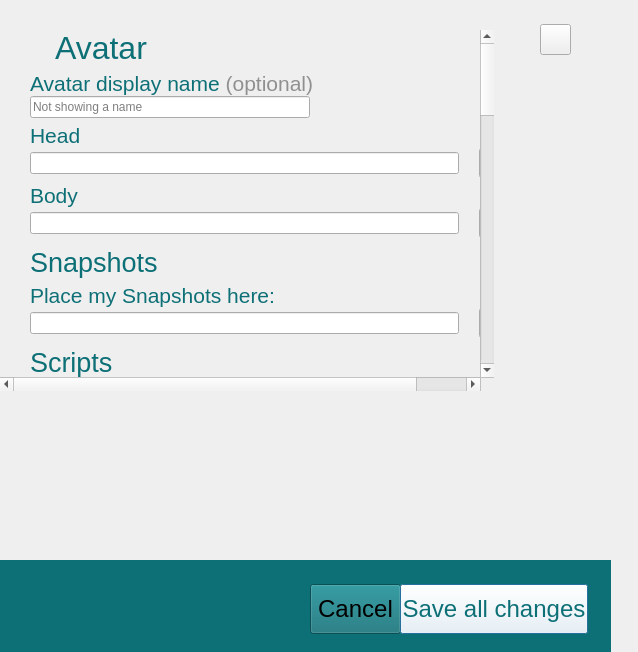
This is interface/ui/preferencesDialog.ui in vircadia/vircadia-native-core as Qt 5 draws it before an edit. The edited form follows.
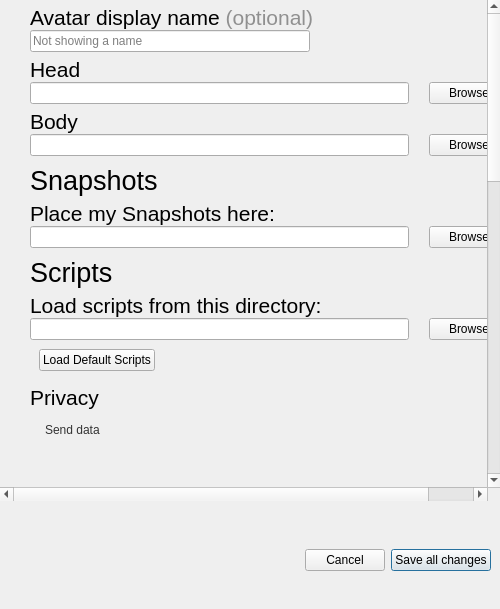
This is the edited form. Custom widgets are drawn as their Qt base class.

Patch:
```diff
--- a/interface/ui/preferencesDialog.ui
+++ b/interface/ui/preferencesDialog.ui
@@ -1,13 +1,13 @@
 <?xml version="1.0" encoding="UTF-8"?>
 <ui version="4.0">
  <class>PreferencesDialog</class>
- <widget class="FramelessDialog" name="PreferencesDialog">
+ <widget class="QDialog" name="PreferencesDialog">
   <property name="geometry">
    <rect>
     <x>0</x>
     <y>0</y>
-    <width>638</width>
-    <height>652</height>
+    <width>500</width>
+    <height>609</height>
    </rect>
   </property>
   <property name="sizePolicy">
@@ -18,124 +18,23 @@
   </property>
   <property name="minimumSize">
    <size>
-    <width>610</width>
+    <width>500</width>
     <height>0</height>
    </size>
   </property>
-  <property name="windowOpacity">
-   <double>0.950000000000000</double>
-  </property>
-  <widget class="QWidget" name="buttonsPanel" native="true">
-   <property name="geometry">
-    <rect>
-     <x>0</x>
-     <y>560</y>
-     <width>611</width>
-     <height>97</height>
-    </rect>
-   </property>
-   <property name="sizePolicy">
-    <sizepolicy hsizetype="Preferred" vsizetype="Fixed">
-     <horstretch>0</horstretch>
-     <verstretch>0</verstretch>
-    </sizepolicy>
-   </property>
-   <property name="minimumSize">
+  <property name="maximumSize">
     <size>
-     <width>0</width>
-     <height>97</height>
-    </size>
-   </property>
-   <property name="font">
-    <font>
-     <family>Arial</family>
-    </font>
-   </property>
-   <property name="styleSheet">
-    <string notr="true">background-color: #0e7077</string>
-   </property>
-   <widget class="QPushButton" name="cancelButton">
-    <property name="geometry">
-     <rect>
-      <x>310</x>
-      <y>24</y>
-      <width>91</width>
-      <height>50</height>
-     </rect>
-    </property>
-    <property name="sizePolicy">
-     <sizepolicy hsizetype="Maximum" vsizetype="Fixed">
-      <horstretch>0</horstretch>
-      <verstretch>0</verstretch>
-     </sizepolicy>
-    </property>
-    <property name="minimumSize">
-     <size>
-      <width>0</width>
-      <height>50</height>
-     </size>
-    </property>
-    <property name="font">
-     <font>
-      <family>Arial</family>
-      <pointsize>18</pointsize>
-      <weight>50</weight>
-      <bold>false</bold>
-     </font>
-    </property>
-    <property name="styleSheet">
-     <string notr="true"/>
-    </property>
-    <property name="text">
-     <string>Cancel</string>
-    </property>
-   </widget>
-   <widget class="QPushButton" name="defaultButton">
-    <property name="geometry">
-     <rect>
-      <x>400</x>
-      <y>24</y>
-      <width>188</width>
-      <height>50</height>
-     </rect>
-    </property>
-    <property name="sizePolicy">
-     <sizepolicy hsizetype="Minimum" vsizetype="Fixed">
-      <horstretch>0</horstretch>
-      <verstretch>0</verstretch>
-     </sizepolicy>
-    </property>
-    <property name="minimumSize">
-     <size>
-      <width>188</width>
-      <height>49</height>
-     </size>
-    </property>
-    <property name="font">
-     <font>
-      <family>Arial</family>
-      <pointsize>18</pointsize>
-     </font>
-    </property>
-    <property name="styleSheet">
-     <string notr="true">background-color: #fff;
-color: #0e7077</string>
-    </property>
-    <property name="text">
-     <string>Save all changes</string>
-    </property>
-    <property name="default">
-     <bool>true</bool>
-    </property>
-   </widget>
-  </widget>
+    <width>500</width>
+    <height>16777215</height>
+   </size>
+  </property>
   <widget class="QScrollArea" name="scrollArea">
    <property name="geometry">
     <rect>
      <x>0</x>
-     <y>30</y>
-     <width>494</width>
-     <height>361</height>
+     <y>0</y>
+     <width>501</width>
+     <height>501</height>
     </rect>
    </property>
    <property name="frameShape">
@@ -155,8 +54,8 @@
      <rect>
       <x>0</x>
       <y>0</y>
-      <width>494</width>
-      <height>1456</height>
+      <width>501</width>
+      <height>1350</height>
      </rect>
     </property>
     <layout class="QVBoxLayout" name="verticalLayout_2">
@@ -175,31 +74,6 @@
      <property name="bottomMargin">
       <number>30</number>
      </property>
-     <item>
-      <widget class="QLabel" name="avatarLabel">
-       <property name="sizePolicy">
-        <sizepolicy hsizetype="Fixed" vsizetype="Fixed">
-         <horstretch>0</horstretch>
-         <verstretch>0</verstretch>
-        </sizepolicy>
-       </property>
-       <property name="font">
-        <font>
-         <family>Arial</family>
-         <pointsize>24</pointsize>
-        </font>
-       </property>
-       <property name="styleSheet">
-        <string notr="true">color: #0e7077</string>
-       </property>
-       <property name="text">
-        <string>Avatar</string>
-       </property>
-       <property name="indent">
-        <number>25</number>
-       </property>
-      </widget>
-     </item>
      <item>
       <widget class="QLabel" name="avatarDisplayLabel">
        <property name="sizePolicy">
@@ -220,9 +94,6 @@
          <pointsize>16</pointsize>
         </font>
        </property>
-       <property name="styleSheet">
-        <string notr="true">color: #0e7077</string>
-       </property>
        <property name="text">
         <string>&lt;html&gt;&lt;head/&gt;&lt;body&gt;&lt;p&gt;Avatar display name &lt;span style=&quot; color:#909090;&quot;&gt;(optional)&lt;/span&gt;&lt;/p&gt;&lt;/body&gt;&lt;/html&gt;</string>
        </property>
@@ -284,9 +155,6 @@
          <pointsize>16</pointsize>
         </font>
        </property>
-       <property name="styleSheet">
-        <string notr="true">color: #0e7077</string>
-       </property>
        <property name="text">
         <string>Head</string>
        </property>
@@ -311,11 +179,6 @@
            <verstretch>0</verstretch>
           </sizepolicy>
          </property>
-         <property name="font">
-          <font>
-           <family>Arial</family>
-          </font>
-         </property>
         </widget>
        </item>
        <item>
@@ -336,34 +199,13 @@
        </item>
        <item>
         <widget class="QPushButton" name="buttonBrowseHead">
-         <property name="sizePolicy">
-          <sizepolicy hsizetype="Fixed" vsizetype="Fixed">
-           <horstretch>0</horstretch>
-           <verstretch>0</verstretch>
-          </sizepolicy>
-         </property>
-         <property name="minimumSize">
-          <size>
-           <width>30</width>
-           <height>30</height>
-          </size>
-         </property>
-         <property name="maximumSize">
-          <size>
-           <width>30</width>
-           <height>30</height>
-          </size>
-         </property>
-         <property name="styleSheet">
-          <string notr="true"/>
-         </property>
          <property name="text">
-          <string/>
+          <string>Browse</string>
          </property>
          <property name="iconSize">
           <size>
-           <width>30</width>
-           <height>30</height>
+           <width>0</width>
+           <height>0</height>
           </size>
          </property>
         </widget>
@@ -390,9 +232,6 @@
          <pointsize>16</pointsize>
         </font>
        </property>
-       <property name="styleSheet">
-        <string notr="true">color: #0e7077</string>
-       </property>
        <property name="text">
         <string>Body</string>
        </property>
@@ -414,11 +253,6 @@
            <height>0</height>
           </size>
          </property>
-         <property name="font">
-          <font>
-           <family>Arial</family>
-          </font>
-         </property>
         </widget>
        </item>
        <item>
@@ -439,34 +273,13 @@
        </item>
        <item>
         <widget class="QPushButton" name="buttonBrowseBody">
-         <property name="sizePolicy">
-          <sizepolicy hsizetype="Fixed" vsizetype="Fixed">
-           <horstretch>0</horstretch>
-           <verstretch>0</verstretch>
-          </sizepolicy>
-         </property>
-         <property name="minimumSize">
-          <size>
-           <width>30</width>
-           <height>30</height>
-          </size>
-         </property>
-         <property name="maximumSize">
-          <size>
-           <width>30</width>
-           <height>30</height>
-          </size>
-         </property>
-         <property name="styleSheet">
-          <string notr="true"/>
-         </property>
          <property name="text">
-          <string/>
+          <string>Browse</string>
          </property>
          <property name="iconSize">
           <size>
-           <width>30</width>
-           <height>30</height>
+           <width>0</width>
+           <height>0</height>
           </size>
          </property>
         </widget>
@@ -495,9 +308,6 @@
          <bold>false</bold>
         </font>
        </property>
-       <property name="styleSheet">
-        <string notr="true">color: #0e7077</string>
-       </property>
        <property name="text">
         <string>Snapshots</string>
        </property>
@@ -526,9 +336,6 @@
          <pointsize>16</pointsize>
         </font>
        </property>
-       <property name="styleSheet">
-        <string notr="true">color: #0e7077</string>
-       </property>
        <property name="text">
         <string>Place my Snapshots here:</string>
        </property>
@@ -578,34 +385,13 @@
        </item>
        <item>
         <widget class="QPushButton" name="buttonBrowseLocation">
-         <property name="sizePolicy">
-          <sizepolicy hsizetype="Fixed" vsizetype="Fixed">
-           <horstretch>0</horstretch>
-           <verstretch>0</verstretch>
-          </sizepolicy>
-         </property>
-         <property name="minimumSize">
-          <size>
-           <width>30</width>
-           <height>30</height>
-          </size>
-         </property>
-         <property name="maximumSize">
-          <size>
-           <width>30</width>
-           <height>30</height>
-          </size>
-         </property>
-         <property name="styleSheet">
-          <string notr="true"/>
-         </property>
          <property name="text">
-          <string/>
+          <string>Browse</string>
          </property>
          <property name="iconSize">
           <size>
-           <width>30</width>
-           <height>30</height>
+           <width>0</width>
+           <height>0</height>
           </size>
          </property>
         </widget>
@@ -634,9 +420,6 @@
          <bold>false</bold>
         </font>
        </property>
-       <property name="styleSheet">
-        <string notr="true">color: #0e7077</string>
-       </property>
        <property name="text">
         <string>Scripts</string>
        </property>
@@ -665,9 +448,6 @@
          <pointsize>16</pointsize>
         </font>
        </property>
-       <property name="styleSheet">
-        <string notr="true">color: #0e7077</string>
-       </property>
        <property name="text">
         <string>Load scripts from this directory:</string>
        </property>
@@ -717,34 +497,13 @@
        </item>
        <item>
         <widget class="QPushButton" name="buttonBrowseScriptsLocation">
-         <property name="sizePolicy">
-          <sizepolicy hsizetype="Fixed" vsizetype="Fixed">
-           <horstretch>0</horstretch>
-           <verstretch>0</verstretch>
-          </sizepolicy>
-         </property>
-         <property name="minimumSize">
-          <size>
-           <width>30</width>
-           <height>30</height>
-          </size>
-         </property>
-         <property name="maximumSize">
-          <size>
-           <width>30</width>
-           <height>30</height>
-          </size>
-         </property>
-         <property name="styleSheet">
-          <string notr="true"/>
-         </property>
          <property name="text">
-          <string/>
+          <string>Browse</string>
          </property>
          <property name="iconSize">
           <size>
-           <width>30</width>
-           <height>30</height>
+           <width>0</width>
+           <height>0</height>
           </size>
          </property>
         </widget>
@@ -756,22 +515,15 @@
        <layout class="QHBoxLayout" name="horizontalLayout_12">
         <item>
          <widget class="QPushButton" name="buttonReloadDefaultScripts">
-          <property name="sizePolicy">
-           <sizepolicy hsizetype="Preferred" vsizetype="Fixed">
-            <horstretch>0</horstretch>
-            <verstretch>0</verstretch>
-           </sizepolicy>
-          </property>
-          <property name="styleSheet">
-           <string notr="true">background: #0e7077;
-color: #fff;
-border-radius: 4px;
-font: bold 14px;
-padding: 10px;margin-top:10px</string>
-          </property>
           <property name="text">
            <string>Load Default Scripts</string>
           </property>
+          <property name="iconSize">
+           <size>
+            <width>0</width>
+            <height>0</height>
+           </size>
+          </property>
          </widget>
         </item>
         <item>
@@ -810,9 +562,6 @@
          <pointsize>16</pointsize>
         </font>
        </property>
-       <property name="styleSheet">
-        <string notr="true">color: #0e7077</string>
-       </property>
        <property name="text">
         <string>Privacy</string>
        </property>
@@ -890,7 +639,7 @@
          </property>
          <property name="minimumSize">
           <size>
-           <width>32</width>
+           <width>22</width>
            <height>0</height>
           </size>
          </property>
@@ -905,8 +654,8 @@
          </property>
          <property name="iconSize">
           <size>
-           <width>32</width>
-           <height>32</height>
+           <width>0</width>
+           <height>0</height>
           </size>
          </property>
          <property name="checked">
@@ -950,7 +699,7 @@
         </font>
        </property>
        <property name="styleSheet">
-        <string notr="true">color: #0e7077</string>
+        <string notr="true"/>
        </property>
        <property name="text">
         <string>Advanced Tuning</string>
@@ -959,7 +708,7 @@
         <set>Qt::AlignLeading|Qt::AlignLeft|Qt::AlignVCenter</set>
        </property>
        <property name="indent">
-        <number>25</number>
+        <number>0</number>
        </property>
       </widget>
      </item>
@@ -1016,9 +765,6 @@
          <bold>false</bold>
         </font>
        </property>
-       <property name="styleSheet">
-        <string notr="true">color: #0e7077</string>
-       </property>
        <property name="text">
         <string>Avatar</string>
        </property>
@@ -1082,16 +828,10 @@
        </item>
        <item>
         <widget class="QSpinBox" name="realWorldFieldOfViewSpin">
-         <property name="sizePolicy">
-          <sizepolicy hsizetype="Fixed" vsizetype="Fixed">
-           <horstretch>0</horstretch>
-           <verstretch>0</verstretch>
-          </sizepolicy>
-         </property>
          <property name="minimumSize">
           <size>
-           <width>95</width>
-           <height>36</height>
+           <width>100</width>
+           <height>0</height>
           </size>
          </property>
          <property name="maximumSize">
@@ -1178,8 +918,8 @@
          </property>
          <property name="minimumSize">
           <size>
-           <width>95</width>
-           <height>36</height>
+           <width>100</width>
+           <height>0</height>
           </size>
          </property>
          <property name="maximumSize">
@@ -1277,21 +1017,15 @@
        <item>
         <widget class="QDoubleSpinBox" name="leanScaleSpin">
          <property name="sizePolicy">
-          <sizepolicy hsizetype="Fixed" vsizetype="Fixed">
+          <sizepolicy hsizetype="Minimum" vsizetype="Fixed">
            <horstretch>0</horstretch>
            <verstretch>0</verstretch>
           </sizepolicy>
          </property>
          <property name="minimumSize">
           <size>
-           <width>95</width>
-           <height>36</height>
-          </size>
-         </property>
-         <property name="maximumSize">
-          <size>
-           <width>70</width>
-           <height>16777215</height>
+           <width>100</width>
+           <height>0</height>
           </size>
          </property>
          <property name="font">
@@ -1358,16 +1092,10 @@
        </item>
        <item>
         <widget class="QDoubleSpinBox" name="avatarScaleSpin">
-         <property name="sizePolicy">
-          <sizepolicy hsizetype="Fixed" vsizetype="Fixed">
-           <horstretch>0</horstretch>
-           <verstretch>0</verstretch>
-          </sizepolicy>
-         </property>
          <property name="minimumSize">
           <size>
-           <width>95</width>
-           <height>36</height>
+           <width>100</width>
+           <height>0</height>
           </size>
          </property>
          <property name="maximumSize">
@@ -1448,7 +1176,7 @@
          </property>
          <property name="minimumSize">
           <size>
-           <width>125</width>
+           <width>130</width>
            <height>0</height>
           </size>
          </property>
@@ -1519,22 +1247,10 @@
        </item>
        <item>
         <widget class="QSpinBox" name="audioJitterSpin">
-         <property name="sizePolicy">
-          <sizepolicy hsizetype="Fixed" vsizetype="Fixed">
-           <horstretch>0</horstretch>
-           <verstretch>0</verstretch>
-          </sizepolicy>
-         </property>
          <property name="minimumSize">
           <size>
-           <width>95</width>
-           <height>36</height>
-          </size>
-         </property>
-         <property name="maximumSize">
-          <size>
-           <width>70</width>
-           <height>16777215</height>
+           <width>100</width>
+           <height>0</height>
           </size>
          </property>
          <property name="font">
@@ -1610,22 +1326,10 @@
             </item>
             <item>
                 <widget class="QSpinBox" name="maxFramesOverDesiredSpin">
-                    <property name="sizePolicy">
-                        <sizepolicy hsizetype="Fixed" vsizetype="Fixed">
-                            <horstretch>0</horstretch>
-                            <verstretch>0</verstretch>
-                        </sizepolicy>
-                    </property>
                     <property name="minimumSize">
                         <size>
-                            <width>95</width>
-                            <height>36</height>
-                        </size>
-                    </property>
-                    <property name="maximumSize">
-                        <size>
-                            <width>70</width>
-                            <height>16777215</height>
+           <width>100</width>
+           <height>0</height>
                         </size>
                     </property>
                     <property name="font">
@@ -1646,8 +1350,6 @@
             </item>
         </layout>
     </item>
-        
-        
      <item>
       <layout class="QHBoxLayout" name="horizontalLayout_6">
        <property name="spacing">
@@ -1711,7 +1413,7 @@
          </property>
          <property name="minimumSize">
           <size>
-           <width>125</width>
+           <width>130</width>
            <height>0</height>
           </size>
          </property>
@@ -1749,9 +1451,6 @@
          <bold>false</bold>
         </font>
        </property>
-       <property name="styleSheet">
-        <string notr="true">color: #0e7077</string>
-       </property>
        <property name="text">
         <string>Voxels</string>
        </property>
@@ -1815,16 +1514,10 @@
        </item>
        <item>
         <widget class="QSpinBox" name="maxVoxelsSpin">
-         <property name="sizePolicy">
-          <sizepolicy hsizetype="Minimum" vsizetype="Fixed">
-           <horstretch>0</horstretch>
-           <verstretch>0</verstretch>
-          </sizepolicy>
-         </property>
          <property name="minimumSize">
           <size>
-           <width>125</width>
-           <height>36</height>
+           <width>100</width>
+           <height>0</height>
           </size>
          </property>
          <property name="font">
@@ -1894,22 +1587,10 @@
        </item>
        <item>
         <widget class="QSpinBox" name="maxVoxelsPPSSpin">
-         <property name="sizePolicy">
-          <sizepolicy hsizetype="Fixed" vsizetype="Fixed">
-           <horstretch>0</horstretch>
-           <verstretch>0</verstretch>
-          </sizepolicy>
-         </property>
          <property name="minimumSize">
           <size>
-           <width>95</width>
-           <height>36</height>
-          </size>
-         </property>
-         <property name="maximumSize">
-          <size>
-           <width>70</width>
-           <height>16777215</height>
+           <width>100</width>
+           <height>0</height>
           </size>
          </property>
          <property name="font">
@@ -1932,12 +1613,6 @@
      </item>
      <item>
       <widget class="QLabel" name="oculusRiftTitleLabel">
-       <property name="sizePolicy">
-        <sizepolicy hsizetype="Fixed" vsizetype="Fixed">
-         <horstretch>0</horstretch>
-         <verstretch>0</verstretch>
-        </sizepolicy>
-       </property>
        <property name="minimumSize">
         <size>
          <width>0</width>
@@ -1952,9 +1627,6 @@
          <bold>false</bold>
         </font>
        </property>
-       <property name="styleSheet">
-        <string notr="true">color: #0e7077</string>
-       </property>
        <property name="text">
         <string>Oculus Rift</string>
        </property>
@@ -2018,16 +1690,10 @@
        </item>
        <item>
         <widget class="QSpinBox" name="oculusUIAngularSizeSpin">
-         <property name="sizePolicy">
-          <sizepolicy hsizetype="Minimum" vsizetype="Fixed">
-           <horstretch>0</horstretch>
-           <verstretch>0</verstretch>
-          </sizepolicy>
-         </property>
          <property name="minimumSize">
           <size>
-           <width>125</width>
-           <height>36</height>
+           <width>100</width>
+           <height>0</height>
           </size>
          </property>
          <property name="font">
@@ -2073,9 +1739,6 @@
          <bold>false</bold>
         </font>
        </property>
-       <property name="styleSheet">
-        <string notr="true">color: #0e7077</string>
-       </property>
        <property name="text">
         <string>Sixense Controllers</string>
        </property>
@@ -2139,18 +1802,6 @@
        </item>
        <item>
         <widget class="QCheckBox" name="invertSixenseButtonsCheckBox">
-         <property name="sizePolicy">
-          <sizepolicy hsizetype="Minimum" vsizetype="Fixed">
-           <horstretch>0</horstretch>
-           <verstretch>0</verstretch>
-          </sizepolicy>
-         </property>
-         <property name="minimumSize">
-          <size>
-           <width>32</width>
-           <height>0</height>
-          </size>
-         </property>
          <property name="baseSize">
           <size>
            <width>0</width>
@@ -2162,8 +1813,8 @@
          </property>
          <property name="iconSize">
           <size>
-           <width>32</width>
-           <height>32</height>
+           <width>0</width>
+           <height>0</height>
           </size>
          </property>
         </widget>
@@ -2225,16 +1876,10 @@
        </item>
        <item>
         <widget class="QSpinBox" name="sixenseReticleMoveSpeedSpin">
-         <property name="sizePolicy">
-          <sizepolicy hsizetype="Minimum" vsizetype="Fixed">
-           <horstretch>0</horstretch>
-           <verstretch>0</verstretch>
-          </sizepolicy>
-         </property>
          <property name="minimumSize">
           <size>
-           <width>125</width>
-           <height>36</height>
+           <width>100</width>
+           <height>0</height>
           </size>
          </property>
          <property name="font">
@@ -2258,31 +1903,71 @@
     </layout>
    </widget>
   </widget>
-  <widget class="QPushButton" name="closeButton">
+  <widget class="QFrame" name="buttonsPanel">
    <property name="geometry">
     <rect>
-     <x>540</x>
-     <y>24</y>
-     <width>31</width>
-     <height>31</height>
+     <x>0</x>
+     <y>530</y>
+     <width>501</width>
+     <height>60</height>
     </rect>
    </property>
-   <property name="font">
-    <font>
-     <stylestrategy>PreferAntialias</stylestrategy>
-    </font>
+   <property name="frameShape">
+    <enum>QFrame::NoFrame</enum>
    </property>
+   <property name="frameShadow">
+    <enum>QFrame::Raised</enum>
+   </property>
+   <widget class="QWidget" name="horizontalLayoutWidget">
+    <property name="geometry">
+     <rect>
+      <x>0</x>
+      <y>10</y>
+      <width>491</width>
+      <height>41</height>
+     </rect>
+    </property>
+    <layout class="QHBoxLayout" name="buttonsHBox_2">
+     <item>
+      <spacer name="horizontalSpacer_14">
+       <property name="orientation">
+        <enum>Qt::Horizontal</enum>
+       </property>
+       <property name="sizeHint" stdset="0">
+        <size>
+         <width>40</width>
+         <height>20</height>
+        </size>
+       </property>
+      </spacer>
+     </item>
+     <item>
+      <widget class="QPushButton" name="cancelButton">
    <property name="text">
-    <string/>
-   </property>
-  </widget>
- </widget>
- <customwidgets>
-  <customwidget>
-   <class>FramelessDialog</class>
-   <container>1</container>
-  </customwidget>
- </customwidgets>
+        <string>Cancel</string>
+       </property>
+       <property name="flat">
+        <bool>false</bool>
+       </property>
+      </widget>
+     </item>
+     <item>
+      <widget class="QPushButton" name="defaultButton">
+       <property name="text">
+        <string>Save all changes</string>
+       </property>
+       <property name="default">
+        <bool>true</bool>
+       </property>
+       <property name="flat">
+        <bool>false</bool>
+       </property>
+      </widget>
+     </item>
+    </layout>
+   </widget>
+  </widget>
+ </widget>
  <resources/>
  <connections>
   <connection>
```
Left out of the diff: 35 changed lines with no effect on the pictures. Lines whose indentation alone changed are shown as unchanged.
